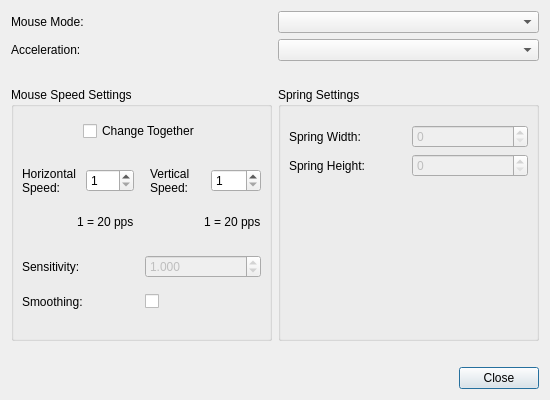
Old version of the form src/mousesettingsdialog.ui in the repository AntiMicroX/antimicrox.
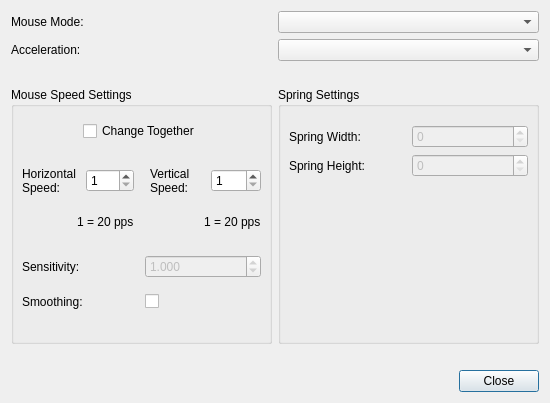
New version of the form.

```diff
--- a/src/mousesettingsdialog.ui
+++ b/src/mousesettingsdialog.ui
@@ -7,7 +7,7 @@
     <x>0</x>
     <y>0</y>
     <width>550</width>
-    <height>400</height>
+    <height>403</height>
    </rect>
   </property>
   <property name="windowTitle">
```
Left out of the diff: 29 changed lines with no effect on the pictures.
